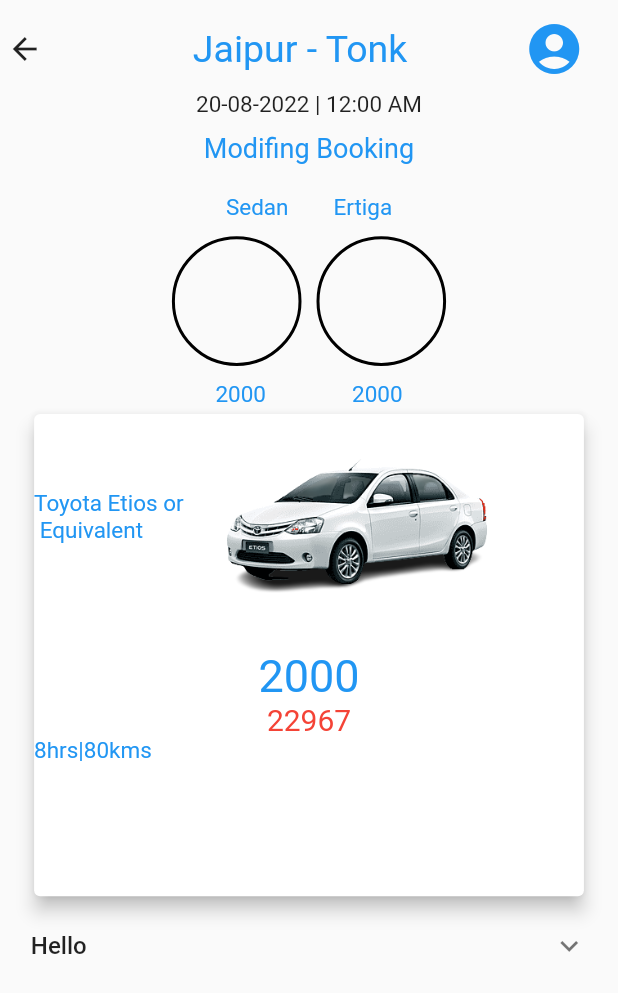
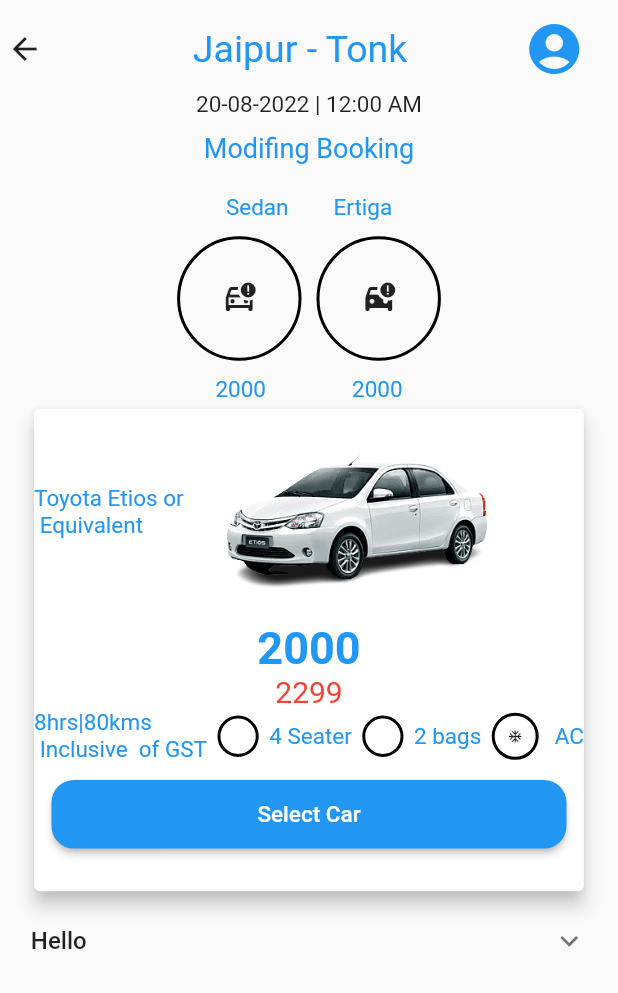
Before and after one commit to ashar-alam/car_rental, a Flutter app: the screen it shows after launch, after a tap on "Select Car", on a phone screen of 412 x 824 dp. Shown: the top 993 px of the screen. Run offline on Flutter 3.47's test engine with Material 2 defaults, Android fonts, the phone set to English and light mode, and no system bars.

Commit message:
OneWay card

```diff
--- a/lib/screens/outstation.dart/oneWay.dart
+++ b/lib/screens/outstation.dart/oneWay.dart
@@ -1,4 +1,5 @@
 import 'package:car_rental/utils/StringManager.dart';
+import 'package:car_rental/widgets/button.dart';
 import 'package:car_rental/widgets/headText.dart';
 import 'package:flutter/material.dart';
 
@@ -79,7 +80,7 @@ class _OneWayState extends State<OneWay> {
               children: [
                 Container(
                   padding: EdgeInsets.all(
-                    Utils.getWidth(context) / 10.0,
+                    Utils.getWidth(context) / 15.0,
                   ),
                   decoration: BoxDecoration(
                     shape: BoxShape.circle,
@@ -88,13 +89,14 @@ class _OneWayState extends State<OneWay> {
                       width: 2,
                     ),
                   ),
+                  child: const Icon(Icons.car_crash_outlined),
                 ),
                 const SizedBox(
                   width: 10,
                 ),
                 Container(
                   padding: EdgeInsets.all(
-                    Utils.getWidth(context) / 10.0,
+                    Utils.getWidth(context) / 15.0,
                   ),
                   decoration: BoxDecoration(
                     shape: BoxShape.circle,
@@ -102,6 +104,9 @@ class _OneWayState extends State<OneWay> {
                       // color: Colors.blue,
                       width: 2,
                     ),
+                  ),
+                  child: const Icon(
+                    Icons.car_crash,
                   ),
                 ),
               ],
@@ -151,24 +156,72 @@ class _OneWayState extends State<OneWay> {
                       ],
                     ),
                     const SizedBox(
-                      height: 20,
+                      height: 5,
                     ),
                     const Text(
                       "2000",
-                      style: TextStyle(fontSize: 30, color: Colors.blue),
+                      style: TextStyle(
+                          fontSize: 30,
+                          color: Colors.blue,
+                          fontWeight: FontWeight.bold),
                     ),
                     const Text(
-                      "22967",
+                      "2299",
                       style: TextStyle(fontSize: 20, color: Colors.red),
                     ),
                     Row(
+                      mainAxisAlignment: MainAxisAlignment.spaceBetween,
                       children: [
                         MyText(
                           title: StringManager.timeKm,
                           style: const TextStyle(color: Colors.black),
                         ),
+                        Container(
+                          padding:
+                              EdgeInsets.all(Utils.getHeight(context) / 70),
+                          decoration: BoxDecoration(
+                            shape: BoxShape.circle,
+                            border: Border.all(width: 2),
+                          ),
+                        ),
+                        MyText(
+                          title: "4 Seater",
+                          style: const TextStyle(color: Colors.black),
+                        ),
+                        Container(
+                          padding:
+                              EdgeInsets.all(Utils.getHeight(context) / 70),
+                          decoration: BoxDecoration(
+                            shape: BoxShape.circle,
+                            border: Border.all(width: 2),
+                          ),
+                        ),
+                        MyText(
+                          title: "2 bags",
+                          style: const TextStyle(color: Colors.black),
+                        ),
+                        Container(
+                          padding:
+                              EdgeInsets.all(Utils.getHeight(context) / 95),
+                          decoration: BoxDecoration(
+                            shape: BoxShape.circle,
+                            border: Border.all(width: 2),
+                          ),
+                          child: const Icon(
+                            Icons.ac_unit,
+                            size: 10,
+                          ),
+                        ),
+                        MyText(
+                          title: " AC",
+                          style: const TextStyle(color: Colors.black),
+                        ),
                       ],
-                    )
+                    ),
+                    const SizedBox(
+                      height: 10,
+                    ),
+                    MyButton(title: StringManager.selectCar)
                   ],
                 ),
               ),
@@ -178,14 +231,30 @@ class _OneWayState extends State<OneWay> {
                 "Hello",
                 style: TextStyle(fontSize: 16.0, fontWeight: FontWeight.w500),
               ),
-              children: <Widget>[
-                ListTile(
-                  title: Text(
-                    "hey",
-                    style: TextStyle(fontWeight: FontWeight.w700),
-                  ),
-                )
-              ],
+              //   children: [
+              //     TabBar(
+              //       tabs: <Widget>[
+              //         Tab(
+              //           icon: Icon(Icons.cloud_outlined),
+              //         ),
+              //         Tab(
+              //           icon: Icon(Icons.beach_access_sharp),
+              //         ),
+              //         Tab(
+              //           icon: Icon(Icons.brightness_5_sharp),
+              //         ),
+              //       ],
+              //     ),
+              //   ],
+              //   // children:
+              //   //  <Widget>[
+              //   //   ListTile(
+              //   //     title: Text(
+              //   //       "hey",
+              //   //       style: TextStyle(fontWeight: FontWeight.w700),
+              //   //     ),
+              //   //   ),
+              //   // ],
             ),
           ],
         ),
--- a/lib/utils/StringManager.dart
+++ b/lib/utils/StringManager.dart
@@ -38,5 +38,5 @@ class StringManager {
   static const String ertiga = 'Ertiga';
   static const String rent = ' 2000 ';
   static const String carName = 'Toyota Etios or \n Equivalent';
-  static const String timeKm = '8hrs|80kms';
+  static const String timeKm = '8hrs|80kms \n Inclusive  of GST';
 }
--- a/lib/widgets/button.dart
+++ b/lib/widgets/button.dart
@@ -11,9 +11,10 @@ class MyButton extends StatelessWidget {
   Widget build(BuildContext context) {
     return ElevatedButton(
       style: ElevatedButton.styleFrom(
+        shape: RoundedRectangleBorder(borderRadius: BorderRadius.circular(15)),
         minimumSize: Size(
-          Utils.getWidth(context) / 1.1,
-          Utils.getHeight(context) / 15,
+          Utils.getWidth(context) / 1.2,
+          Utils.getHeight(context) / 18,
         ),
       ),
       onPressed: () {
```
